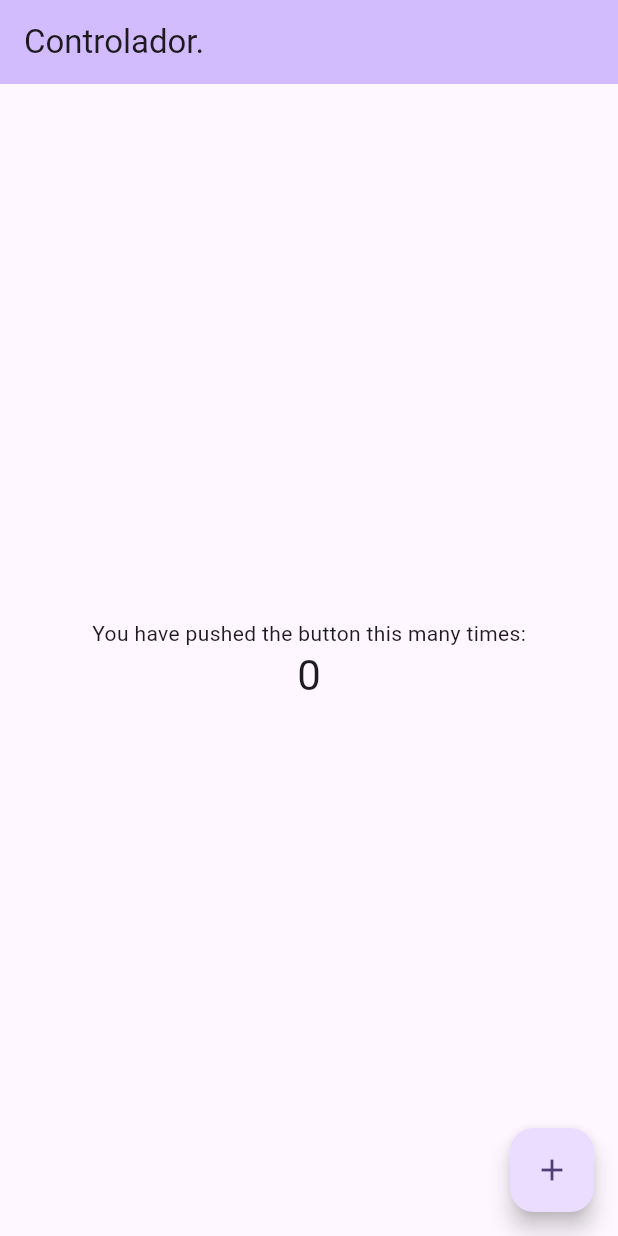
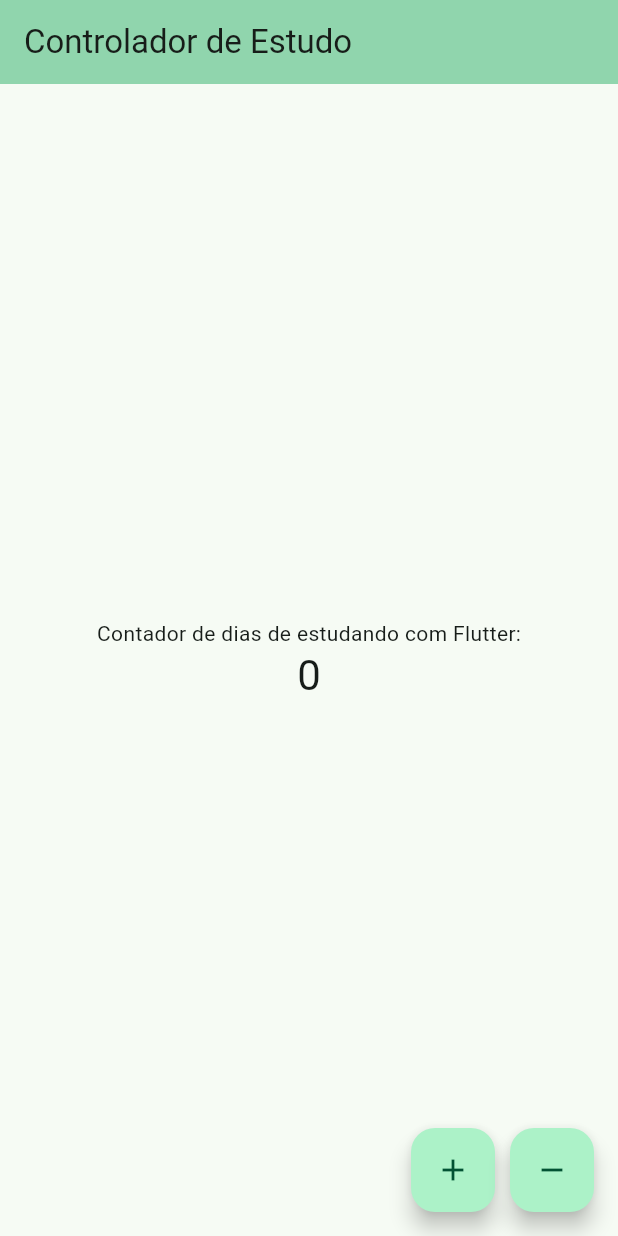
Before and after one commit to CarlaBombonatto/AppDio, a Flutter app: the screen it shows after launch, on a phone screen of 412 x 824 dp. Run offline on Flutter 3.47's test engine with Material 3 defaults, Android fonts, the phone set to English and light mode, and no system bars.

Commit message:
Atualização de Layout

```diff
--- a/appdio/lib/main.dart
+++ b/appdio/lib/main.dart
@@ -11,7 +11,7 @@ class MyApp extends StatelessWidget {
   @override
   Widget build(BuildContext context) {
     return MaterialApp(
-      title: 'Controlador de Estudo',
+      title: 'Controlador de Estudo 1.0',
       theme: ThemeData(
         // This is the theme of your application.
         //
@@ -28,9 +28,9 @@ class MyApp extends StatelessWidget {
         //
         // This works for code too, not just values: Most code changes can be
         // tested with just a hot reload.
-        colorScheme: .fromSeed(seedColor: Colors.deepPurple),
+        colorScheme: .fromSeed(seedColor: Colors.greenAccent),
       ),
-      home: const MyHomePage(title: 'Controlador.'),
+      home: const MyHomePage(title: 'Controlador de Estudo'),
     );
   }
 }
@@ -74,7 +74,7 @@ class _MyHomePageState extends State<MyHomePage> {
       // so that the display can reflect the updated values. If we changed
       // _counter without calling setState(), then the build method would not be
       // called again, and so nothing would appear to happen.
-      _counter++;
+      _counter--;
     });
   }
 
@@ -115,7 +115,7 @@ class _MyHomePageState extends State<MyHomePage> {
           // wireframe for each widget.
           mainAxisAlignment: .center,
           children: [
-            const Text('You have pushed the button this many times:'),
+            const Text('Contador de dias de estudando com Flutter:'),
             Text(
               '$_counter',
               style: Theme.of(context).textTheme.headlineMedium,
@@ -123,10 +123,23 @@ class _MyHomePageState extends State<MyHomePage> {
           ],
         ),
       ),
-      floatingActionButton: FloatingActionButton(
-        onPressed: _incrementCounter,
-        tooltip: 'Increment',
-        child: const Icon(Icons.add),
+      floatingActionButton: Row(
+        mainAxisSize: MainAxisSize.min,
+        children: [
+          FloatingActionButton(
+            heroTag: "btn1",
+            onPressed: _incrementCounter,
+            tooltip: 'Incremetar',
+            child: Icon(Icons.add),
+          ),
+          SizedBox(width: 10),
+          FloatingActionButton(
+            heroTag: "btn2",
+            onPressed: _decrementCounter,
+            tooltip: 'Decremetar',
+            child: Icon(Icons.remove),
+          ),
+        ],
       ),
     );
   }
```
